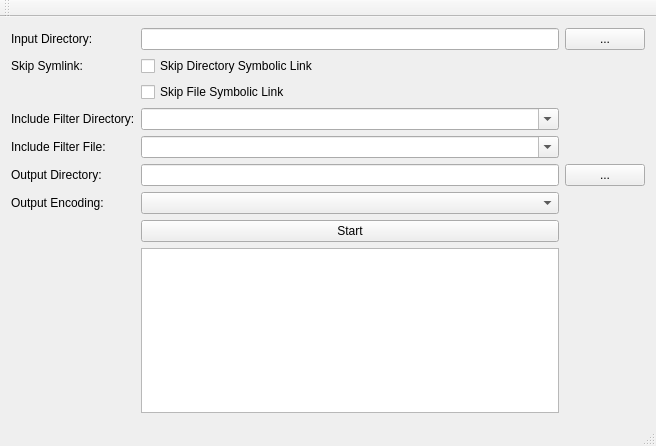
Old version of the form src/mainwindow.ui in the repository ambiesoft/batchccc.
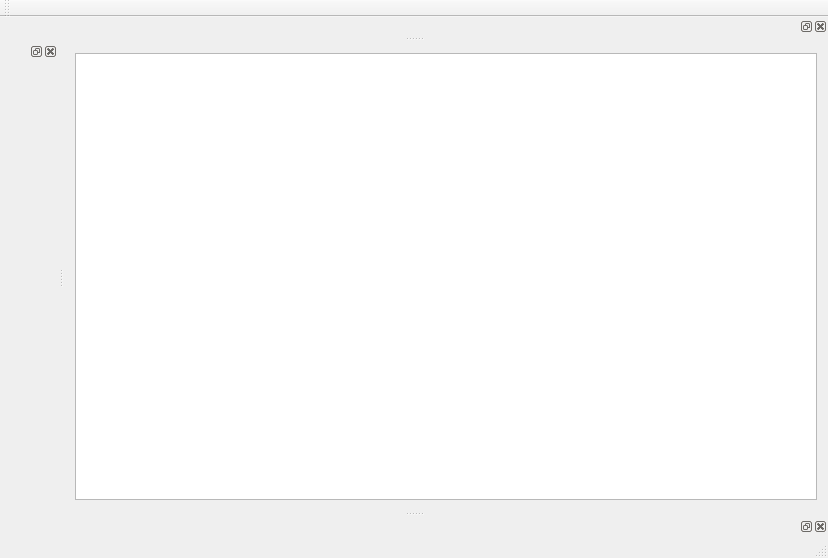
New version of the form.

The edit to the form file:
```diff
--- a/src/mainwindow.ui
+++ b/src/mainwindow.ui
@@ -6,8 +6,8 @@
    <rect>
     <x>0</x>
     <y>0</y>
-    <width>656</width>
-    <height>446</height>
+    <width>828</width>
+    <height>558</height>
    </rect>
   </property>
   <property name="sizePolicy">
@@ -21,138 +21,8 @@
   </property>
   <widget class="QWidget" name="centralWidget">
    <layout class="QGridLayout" name="gridLayout">
-    <item row="7" column="1">
-     <widget class="QPushButton" name="btnStart">
-      <property name="text">
-       <string>Start</string>
-      </property>
-     </widget>
-    </item>
-    <item row="6" column="0">
-     <widget class="QLabel" name="lblEncoding">
-      <property name="text">
-       <string>Output Encoding:</string>
-      </property>
-      <property name="buddy">
-       <cstring>cmbEncoding</cstring>
-      </property>
-     </widget>
-    </item>
-    <item row="8" column="1">
-     <widget class="QPlainTextEdit" name="editLog"/>
-    </item>
-    <item row="6" column="1">
-     <widget class="QComboBox" name="cmbEncoding"/>
-    </item>
-    <item row="5" column="2">
-     <widget class="QPushButton" name="btnBrowseOutput">
-      <property name="text">
-       <string>...</string>
-      </property>
-     </widget>
-    </item>
-    <item row="5" column="0">
-     <widget class="QLabel" name="lblOutput">
-      <property name="text">
-       <string>Output Directory:</string>
-      </property>
-      <property name="buddy">
-       <cstring>lineOutput</cstring>
-      </property>
-     </widget>
-    </item>
-    <item row="5" column="1">
-     <widget class="QLineEdit" name="lineOutput"/>
-    </item>
-    <item row="3" column="0">
-     <widget class="QLabel" name="label_2">
-      <property name="text">
-       <string>Include Filter Directory:</string>
-      </property>
-      <property name="buddy">
-       <cstring>comboBox</cstring>
-      </property>
-     </widget>
-    </item>
-    <item row="1" column="0">
-     <widget class="QLabel" name="label">
-      <property name="text">
-       <string>Skip Symlink:</string>
-      </property>
-      <property name="buddy">
-       <cstring>checkBox_2</cstring>
-      </property>
-     </widget>
-    </item>
-    <item row="1" column="1">
-     <widget class="QCheckBox" name="checkBox_2">
-      <property name="text">
-       <string>Skip Directory Symbolic Link</string>
-      </property>
-     </widget>
-    </item>
-    <item row="2" column="1">
-     <widget class="QCheckBox" name="checkBox">
-      <property name="text">
-       <string>Skip File Symbolic Link</string>
-      </property>
-     </widget>
-    </item>
-    <item row="3" column="1">
-     <widget class="QComboBox" name="comboBox">
-      <property name="editable">
-       <bool>true</bool>
-      </property>
-     </widget>
-    </item>
     <item row="0" column="0">
-     <widget class="QLabel" name="lblInput">
-      <property name="text">
-       <string>Input Directory:</string>
-      </property>
-      <property name="buddy">
-       <cstring>lineInput</cstring>
-      </property>
-     </widget>
-    </item>
-    <item row="0" column="1">
-     <widget class="QLineEdit" name="lineInput"/>
-    </item>
-    <item row="0" column="2">
-     <widget class="QPushButton" name="btnBrowseInput">
-      <property name="sizePolicy">
-       <sizepolicy hsizetype="Preferred" vsizetype="Preferred">
-        <horstretch>0</horstretch>
-        <verstretch>0</verstretch>
-       </sizepolicy>
-      </property>
-      <property name="text">
-       <string>...</string>
-      </property>
-      <property name="autoDefault">
-       <bool>false</bool>
-      </property>
-      <property name="flat">
-       <bool>false</bool>
-      </property>
-     </widget>
-    </item>
-    <item row="4" column="1">
-     <widget class="QComboBox" name="comboBox_2">
-      <property name="editable">
-       <bool>true</bool>
-      </property>
-     </widget>
-    </item>
-    <item row="4" column="0">
-     <widget class="QLabel" name="label_3">
-      <property name="text">
-       <string>Include Filter File:</string>
-      </property>
-      <property name="buddy">
-       <cstring>comboBox_2</cstring>
-      </property>
-     </widget>
+     <widget class="QListView" name="listView"/>
     </item>
    </layout>
   </widget>
@@ -175,6 +45,268 @@
    </attribute>
   </widget>
   <widget class="QStatusBar" name="statusBar"/>
+  <widget class="QDockWidget" name="dockWidget">
+   <attribute name="dockWidgetArea">
+    <number>4</number>
+   </attribute>
+   <widget class="QWidget" name="dockWidgetContents">
+    <widget class="QLabel" name="lblInput">
+     <property name="geometry">
+      <rect>
+       <x>0</x>
+       <y>0</y>
+       <width>120</width>
+       <height>23</height>
+      </rect>
+     </property>
+     <property name="text">
+      <string>Input Directory:</string>
+     </property>
+     <property name="buddy">
+      <cstring>lineInput</cstring>
+     </property>
+    </widget>
+    <widget class="QLineEdit" name="lineInput">
+     <property name="geometry">
+      <rect>
+       <x>120</x>
+       <y>0</y>
+       <width>431</width>
+       <height>20</height>
+      </rect>
+     </property>
+    </widget>
+    <widget class="QPushButton" name="btnBrowseInput">
+     <property name="geometry">
+      <rect>
+       <x>570</x>
+       <y>0</y>
+       <width>75</width>
+       <height>23</height>
+      </rect>
+     </property>
+     <property name="sizePolicy">
+      <sizepolicy hsizetype="Preferred" vsizetype="Preferred">
+       <horstretch>0</horstretch>
+       <verstretch>0</verstretch>
+      </sizepolicy>
+     </property>
+     <property name="text">
+      <string>...</string>
+     </property>
+     <property name="autoDefault">
+      <bool>false</bool>
+     </property>
+     <property name="flat">
+      <bool>false</bool>
+     </property>
+    </widget>
+    <widget class="QLabel" name="label_3">
+     <property name="geometry">
+      <rect>
+       <x>20</x>
+       <y>90</y>
+       <width>120</width>
+       <height>20</height>
+      </rect>
+     </property>
+     <property name="text">
+      <string>Include Filter File:</string>
+     </property>
+     <property name="buddy">
+      <cstring>comboBox_2</cstring>
+     </property>
+    </widget>
+    <widget class="QLineEdit" name="lineOutput">
+     <property name="geometry">
+      <rect>
+       <x>146</x>
+       <y>117</y>
+       <width>431</width>
+       <height>20</height>
+      </rect>
+     </property>
+    </widget>
+    <widget class="QComboBox" name="cmbEncoding">
+     <property name="geometry">
+      <rect>
+       <x>146</x>
+       <y>145</y>
+       <width>431</width>
+       <height>20</height>
+      </rect>
+     </property>
+    </widget>
+    <widget class="QComboBox" name="comboBox">
+     <property name="geometry">
+      <rect>
+       <x>146</x>
+       <y>64</y>
+       <width>431</width>
+       <height>20</height>
+      </rect>
+     </property>
+     <property name="editable">
+      <bool>true</bool>
+     </property>
+    </widget>
+    <widget class="QCheckBox" name="checkBox">
+     <property name="geometry">
+      <rect>
+       <x>146</x>
+       <y>42</y>
+       <width>431</width>
+       <height>16</height>
+      </rect>
+     </property>
+     <property name="text">
+      <string>Skip File Symbolic Link</string>
+     </property>
+    </widget>
+    <widget class="QCheckBox" name="checkBox_2">
+     <property name="geometry">
+      <rect>
+       <x>146</x>
+       <y>20</y>
+       <width>431</width>
+       <height>16</height>
+      </rect>
+     </property>
+     <property name="text">
+      <string>Skip Directory Symbolic Link</string>
+     </property>
+    </widget>
+    <widget class="QComboBox" name="comboBox_2">
+     <property name="geometry">
+      <rect>
+       <x>146</x>
+       <y>90</y>
+       <width>431</width>
+       <height>20</height>
+      </rect>
+     </property>
+     <property name="editable">
+      <bool>true</bool>
+     </property>
+    </widget>
+    <widget class="QLabel" name="label">
+     <property name="geometry">
+      <rect>
+       <x>20</x>
+       <y>20</y>
+       <width>120</width>
+       <height>16</height>
+      </rect>
+     </property>
+     <property name="text">
+      <string>Skip Symlink:</string>
+     </property>
+     <property name="buddy">
+      <cstring>checkBox_2</cstring>
+     </property>
+    </widget>
+    <widget class="QLabel" name="lblEncoding">
+     <property name="geometry">
+      <rect>
+       <x>20</x>
+       <y>145</y>
+       <width>120</width>
+       <height>20</height>
+      </rect>
+     </property>
+     <property name="text">
+      <string>Output Encoding:</string>
+     </property>
+     <property name="buddy">
+      <cstring>cmbEncoding</cstring>
+     </property>
+    </widget>
+    <widget class="QLabel" name="label_2">
+     <property name="geometry">
+      <rect>
+       <x>20</x>
+       <y>64</y>
+       <width>120</width>
+       <height>20</height>
+      </rect>
+     </property>
+     <property name="text">
+      <string>Include Filter Directory:</string>
+     </property>
+     <property name="buddy">
+      <cstring>comboBox</cstring>
+     </property>
+    </widget>
+    <widget class="QLabel" name="lblOutput">
+     <property name="geometry">
+      <rect>
+       <x>20</x>
+       <y>116</y>
+       <width>120</width>
+       <height>23</height>
+      </rect>
+     </property>
+     <property name="text">
+      <string>Output Directory:</string>
+     </property>
+     <property name="buddy">
+      <cstring>lineOutput</cstring>
+     </property>
+    </widget>
+    <widget class="QPushButton" name="btnBrowseOutput">
+     <property name="geometry">
+      <rect>
+       <x>583</x>
+       <y>116</y>
+       <width>75</width>
+       <height>23</height>
+      </rect>
+     </property>
+     <property name="text">
+      <string>...</string>
+     </property>
+    </widget>
+   </widget>
+  </widget>
+  <widget class="QDockWidget" name="dockWidget_2">
+   <property name="floating">
+    <bool>false</bool>
+   </property>
+   <attribute name="dockWidgetArea">
+    <number>1</number>
+   </attribute>
+   <widget class="QWidget" name="dockWidgetContents_2"/>
+  </widget>
+  <widget class="QDockWidget" name="dockWidget_3">
+   <attribute name="dockWidgetArea">
+    <number>8</number>
+   </attribute>
+   <widget class="QWidget" name="dockWidgetContents_3">
+    <widget class="QPlainTextEdit" name="editLog">
+     <property name="geometry">
+      <rect>
+       <x>180</x>
+       <y>0</y>
+       <width>431</width>
+       <height>100</height>
+      </rect>
+     </property>
+    </widget>
+    <widget class="QPushButton" name="btnStart">
+     <property name="geometry">
+      <rect>
+       <x>0</x>
+       <y>20</y>
+       <width>151</width>
+       <height>23</height>
+      </rect>
+     </property>
+     <property name="text">
+      <string>Start</string>
+     </property>
+    </widget>
+   </widget>
+  </widget>
  </widget>
  <layoutdefault spacing="6" margin="11"/>
  <resources/>
```
Left out of the diff: 4 changed lines with no effect on the pictures.
